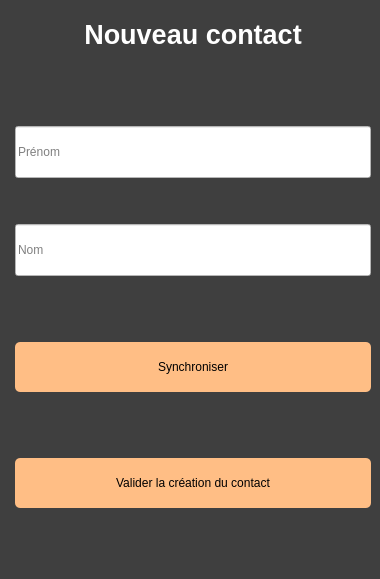
dbuhon/KeepItSecret, file KeepItSecret/newcontactwindow.ui: the form before one commit.
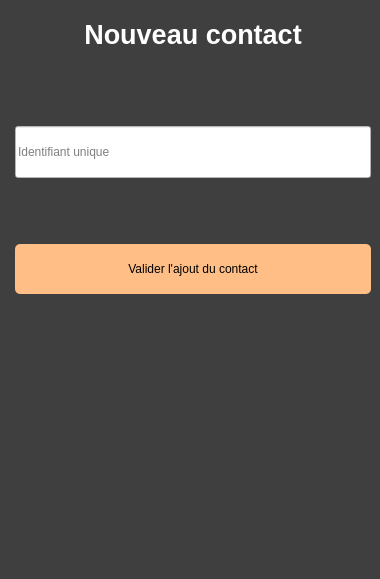
The form after the commit.

Commit message: Modif ui + sécurité connexion utilisateur unique

```diff
--- a/KeepItSecret/newcontactwindow.ui
+++ b/KeepItSecret/newcontactwindow.ui
@@ -23,60 +23,6 @@
      <layout class="QHBoxLayout" name="horizontalLayout">
       <item>
        <layout class="QFormLayout" name="formLayout">
-        <item row="1" column="1">
-         <widget class="QLineEdit" name="lineEdit_contactFirstname">
-          <property name="styleSheet">
-           <string notr="true">color: rgb(0, 0, 0);
-background-color: rgb(255, 255, 255);
-height: 50px;
-margin-top:60%;</string>
-          </property>
-          <property name="placeholderText">
-           <string>Prénom</string>
-          </property>
-         </widget>
-        </item>
-        <item row="2" column="1">
-         <widget class="QLineEdit" name="lineEdit_contactLastname">
-          <property name="styleSheet">
-           <string notr="true">color: rgb(0, 0, 0);
-background-color: rgb(255, 255, 255);
-height: 50px;
-margin-top:40%;</string>
-          </property>
-          <property name="placeholderText">
-           <string>Nom</string>
-          </property>
-         </widget>
-        </item>
-        <item row="3" column="1">
-         <widget class="QPushButton" name="pushButton_sync">
-          <property name="styleSheet">
-           <string notr="true">border-radius: 5px;
-background-color: rgb(255, 190, 133);
-margin-top: 60%;
-height: 50px;
-color: black;</string>
-          </property>
-          <property name="text">
-           <string>Synchroniser</string>
-          </property>
-         </widget>
-        </item>
-        <item row="4" column="1">
-         <widget class="QPushButton" name="pushButton_createContact">
-          <property name="styleSheet">
-           <string notr="true">border-radius: 5px;
-background-color: rgb(255, 190, 133);
-margin-top: 60%;
-height: 50px;
-color: black;</string>
-          </property>
-          <property name="text">
-           <string>Valider la création du contact</string>
-          </property>
-         </widget>
-        </item>
         <item row="0" column="1">
          <widget class="QLabel" name="label_title">
           <property name="minimumSize">
@@ -104,6 +50,33 @@
           </property>
          </widget>
         </item>
+        <item row="1" column="1">
+         <widget class="QLineEdit" name="lineEdit_contactFirstname">
+          <property name="styleSheet">
+           <string notr="true">color: rgb(0, 0, 0);
+background-color: rgb(255, 255, 255);
+height: 50px;
+margin-top:60%;</string>
+          </property>
+          <property name="placeholderText">
+           <string>Identifiant unique</string>
+          </property>
+         </widget>
+        </item>
+        <item row="2" column="1">
+         <widget class="QPushButton" name="pushButton_createContact">
+          <property name="styleSheet">
+           <string notr="true">border-radius: 5px;
+background-color: rgb(255, 190, 133);
+margin-top: 60%;
+height: 50px;
+color: black;</string>
+          </property>
+          <property name="text">
+           <string>Valider l'ajout du contact</string>
+          </property>
+         </widget>
+        </item>
        </layout>
       </item>
      </layout>
```
The commit also changes 3 other files.
